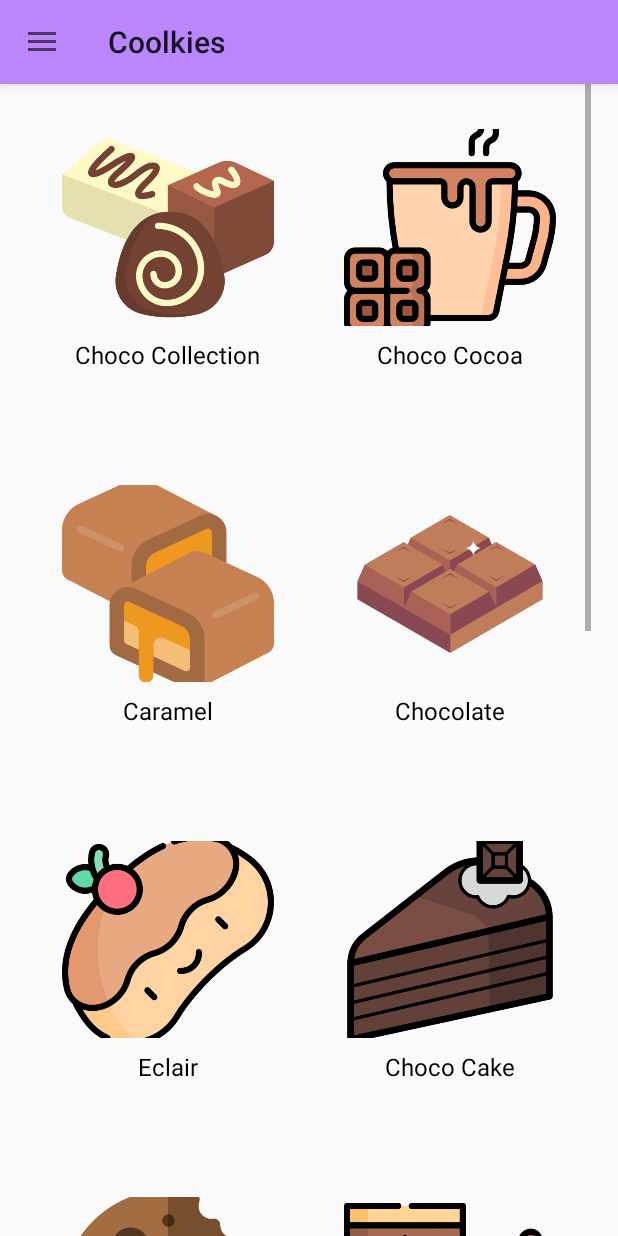
After one commit to joystephan/cookiestore-, an Android app: the fragment GalleryFragment placed in its activity, on a phone screen of 412 x 824 dp. The commit adds this screen. Run offline under Robolectric (Android 15) with nearby library versions, the phone set to English and light mode, and no system bars.

Commit message:
adding a new feature Gallery

```diff
--- /dev/null
+++ b/app/src/main/java/com/example/coolkies/GalleryAdapter.java
@@ -0,0 +1,50 @@
+package com.example.coolkies;
+
+import android.view.LayoutInflater;
+import android.view.View;
+import android.view.ViewGroup;
+import android.widget.ImageView;
+import android.widget.TextView;
+import androidx.annotation.NonNull;
+import androidx.recyclerview.widget.RecyclerView;
+import java.util.List;
+
+public class GalleryAdapter extends RecyclerView.Adapter<GalleryAdapter.GalleryViewHolder> {
+
+    private final List<GalleryItem> galleryItems;
+
+    public GalleryAdapter(List<GalleryItem> galleryItems) {
+        this.galleryItems = galleryItems;
+    }
+
+    @NonNull
+    @Override
+    public GalleryViewHolder onCreateViewHolder(@NonNull ViewGroup parent, int viewType) {
+        View view = LayoutInflater.from(parent.getContext())
+                .inflate(R.layout.gallery_item, parent, false);
+        return new GalleryViewHolder(view);
+    }
+
+    @Override
+    public void onBindViewHolder(@NonNull GalleryViewHolder holder, int position) {
+        GalleryItem item = galleryItems.get(position);
+        holder.imageView.setImageResource(item.getImageResourceId());
+        holder.textView.setText(item.getName());
+    }
+
+    @Override
+    public int getItemCount() {
+        return galleryItems.size();
+    }
+
+    static class GalleryViewHolder extends RecyclerView.ViewHolder {
+        ImageView imageView;
+        TextView textView;
+
+        public GalleryViewHolder(@NonNull View itemView) {
+            super(itemView);
+            imageView = itemView.findViewById(R.id.gallery_image);
+            textView = itemView.findViewById(R.id.gallery_name);
+        }
+    }
+}
--- /dev/null
+++ b/app/src/main/java/com/example/coolkies/GalleryFragment.java
@@ -0,0 +1,53 @@
+package com.example.coolkies;
+
+import android.os.Bundle;
+import android.view.LayoutInflater;
+import android.view.View;
+import android.view.ViewGroup;
+import androidx.annotation.NonNull;
+import androidx.annotation.Nullable;
+import androidx.fragment.app.Fragment;
+import androidx.recyclerview.widget.GridLayoutManager;
+import androidx.recyclerview.widget.RecyclerView;
+import java.util.Arrays;
+import java.util.List;
+
+public class GalleryFragment extends Fragment {
+
+    @Nullable
+    @Override
+    public View onCreateView(@NonNull LayoutInflater inflater, @Nullable ViewGroup container, @Nullable Bundle savedInstanceState) {
+        View view = inflater.inflate(R.layout.fragment_gallery, container, false);
+
+        // Set up RecyclerView
+        RecyclerView recyclerView = view.findViewById(R.id.gallery_recycler_view);
+        recyclerView.setLayoutManager(new GridLayoutManager(getContext(), 2)); // 2 columns in the grid
+
+        // Gallery items (image resource IDs and names)
+        List<GalleryItem> galleryItems = Arrays.asList(
+                new GalleryItem(R.drawable.ic_choco_collection, "Choco Collection"),
+                new GalleryItem(R.drawable.ic_cocoa, "Choco Cocoa"),
+                new GalleryItem(R.drawable.ic_caramel, "Caramel"),
+                new GalleryItem(R.drawable.ic_chocolate, "Chocolate"),
+                new GalleryItem(R.drawable.ic_eclair, "Eclair"),
+                new GalleryItem(R.drawable.ic_chocolate_cake, "Choco Cake"),
+                new GalleryItem(R.drawable.ic_chocolate_chip, "Chocolate Chip"),
+                new GalleryItem(R.drawable.ic_oatmeal_raisin, "Oatmeal Raisin"),
+                new GalleryItem(R.drawable.ic_double_chocolate, "Double Choco Cookies"),
+                new GalleryItem(R.drawable.ic_gingerbread, "Gingerbread"),
+                new GalleryItem(R.drawable.ic_macadamia_nut, "Macadamia Nut Cookies"),
+                new GalleryItem(R.drawable.ic_peanut_butter, "Peanut Butter Cookies"),
+                new GalleryItem(R.drawable.ic_sugar_cookie, "Sugar Cookies")
+
+
+
+
+                );
+
+        // Set up the adapter
+        GalleryAdapter adapter = new GalleryAdapter(galleryItems);
+        recyclerView.setAdapter(adapter);
+
+        return view;
+    }
+}
--- /dev/null
+++ b/app/src/main/java/com/example/coolkies/GalleryItem.java
@@ -0,0 +1,19 @@
+package com.example.coolkies;
+
+public class GalleryItem {
+    private final int imageResourceId;
+    private final String name;
+
+    public GalleryItem(int imageResourceId, String name) {
+        this.imageResourceId = imageResourceId;
+        this.name = name;
+    }
+
+    public int getImageResourceId() {
+        return imageResourceId;
+    }
+
+    public String getName() {
+        return name;
+    }
+}
--- a/app/src/main/java/com/example/coolkies/MainActivity.java
+++ b/app/src/main/java/com/example/coolkies/MainActivity.java
@@ -57,6 +57,8 @@ public class MainActivity extends AppCompatActivity {
             selectedFragment = new MenuFragment();
         } else if (item.getItemId() == R.id.nav_contact) {
             selectedFragment = new ContactFragment();
+        } else if (item.getItemId() == R.id.nav_gallery) {
+            selectedFragment = new GalleryFragment();
         }
 
         if (selectedFragment != null) {
--- /dev/null
+++ b/app/src/main/res/layout/fragment_gallery.xml
@@ -0,0 +1,8 @@
+<androidx.recyclerview.widget.RecyclerView xmlns:android="http://schemas.android.com/apk/res/android"
+    android:id="@+id/gallery_recycler_view"
+    android:layout_width="match_parent"
+    android:layout_height="match_parent"
+    android:padding="18dp"
+    android:clipToPadding="false"
+    android:scrollbars="vertical"
+    />
--- /dev/null
+++ b/app/src/main/res/layout/gallery_item.xml
@@ -0,0 +1,23 @@
+<LinearLayout xmlns:android="http://schemas.android.com/apk/res/android"
+    android:layout_width="match_parent"
+    android:layout_height="wrap_content"
+    android:orientation="vertical"
+    android:gravity="center"
+    android:layout_marginTop="60dp"
+    android:padding="8dp">
+
+    <ImageView
+        android:id="@+id/gallery_image"
+        android:layout_width="141dp"
+        android:layout_height="131dp"
+        android:contentDescription="gallery_image"
+        android:scaleType="centerCrop" />
+
+    <TextView
+        android:id="@+id/gallery_name"
+        android:layout_width="wrap_content"
+        android:layout_height="wrap_content"
+        android:textSize="16sp"
+        android:textColor="@android:color/black"
+        android:layout_marginTop="8dp" />
+</LinearLayout>
--- a/app/src/main/res/menu/drawer_menu.xml
+++ b/app/src/main/res/menu/drawer_menu.xml
@@ -11,4 +11,8 @@
         android:id="@+id/nav_contact"
         android:title="Contact Us"
         android:icon="@drawable/ic_contact" />
+    <item
+        android:id="@+id/nav_gallery"
+        android:title="Gallery"
+        android:icon="@drawable/ic_gallery" />
 </menu>
```
Also changed, not shown: app/src/main/res/drawable/cookies.png (added), app/src/main/res/drawable/ic_caramel.png (added), app/src/main/res/drawable/ic_choco_collection.png (added), app/src/main/res/drawable/ic_chocolate.png (added), app/src/main/res/drawable/ic_chocolate_cake.png (added), app/src/main/res/drawable/ic_cocoa.png (added), app/src/main/res/drawable/ic_eclair.png (added), app/src/main/res/drawable/ic_gallery.png (added).
